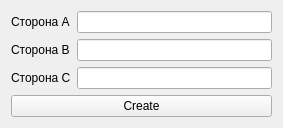
Above: visual_qt_polymorphism/createtriangledialog.ui from rokcot/practice_C_plusplus before the change. Below: the same form after it.
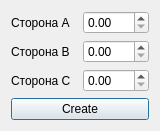
That is the form after the change.

Commit message: added basic dialogs and implemented operations with objects

```diff
--- a/visual_qt_polymorphism/createtriangledialog.ui
+++ b/visual_qt_polymorphism/createtriangledialog.ui
@@ -1,13 +1,13 @@
 <?xml version="1.0" encoding="UTF-8"?>
 <ui version="4.0">
  <class>CreateTriangleDialog</class>
- <widget class="QWidget" name="CreateTriangleDialog">
+ <widget class="QDialog" name="CreateTriangleDialog">
   <property name="geometry">
    <rect>
     <x>0</x>
     <y>0</y>
-    <width>283</width>
-    <height>124</height>
+    <width>160</width>
+    <height>127</height>
    </rect>
   </property>
   <property name="windowTitle">
@@ -21,9 +21,6 @@
      </property>
     </widget>
    </item>
-   <item row="2" column="1">
-    <widget class="QLineEdit" name="CEdit"/>
-   </item>
    <item row="2" column="0">
     <widget class="QLabel" name="labelC">
      <property name="text">
@@ -31,9 +28,6 @@
      </property>
     </widget>
    </item>
-   <item row="0" column="1">
-    <widget class="QLineEdit" name="AEdit"/>
-   </item>
    <item row="0" column="0">
     <widget class="QLabel" name="labelA">
      <property name="text">
@@ -41,9 +35,6 @@
      </property>
     </widget>
    </item>
-   <item row="1" column="1">
-    <widget class="QLineEdit" name="BEdit"/>
-   </item>
    <item row="3" column="0" colspan="2">
     <widget class="QPushButton" name="createButton">
      <property name="text">
@@ -51,6 +42,15 @@
      </property>
     </widget>
    </item>
+   <item row="0" column="1">
+    <widget class="QDoubleSpinBox" name="doubleTriangleBoxA"/>
+   </item>
+   <item row="1" column="1">
+    <widget class="QDoubleSpinBox" name="doubleTriangleBoxB"/>
+   </item>
+   <item row="2" column="1">
+    <widget class="QDoubleSpinBox" name="doubleTriangleBoxC"/>
+   </item>
   </layout>
  </widget>
  <resources/>
```
Left out of the diff: 19 changed lines with no effect on the pictures. The commit also changes 15 other files.
